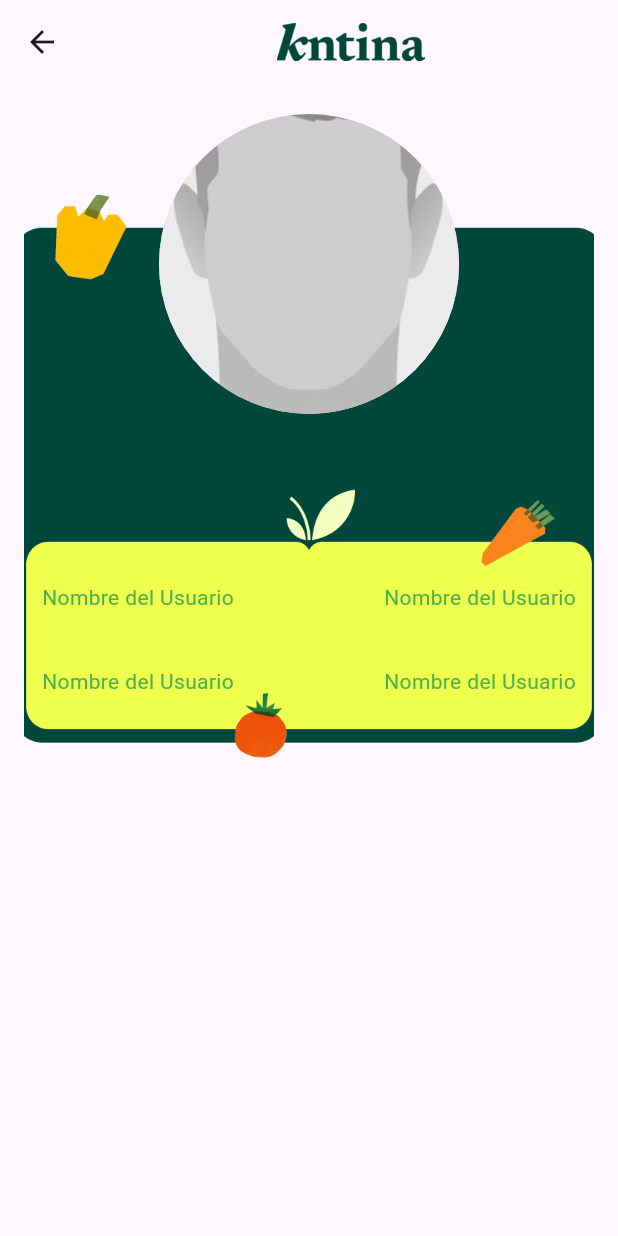
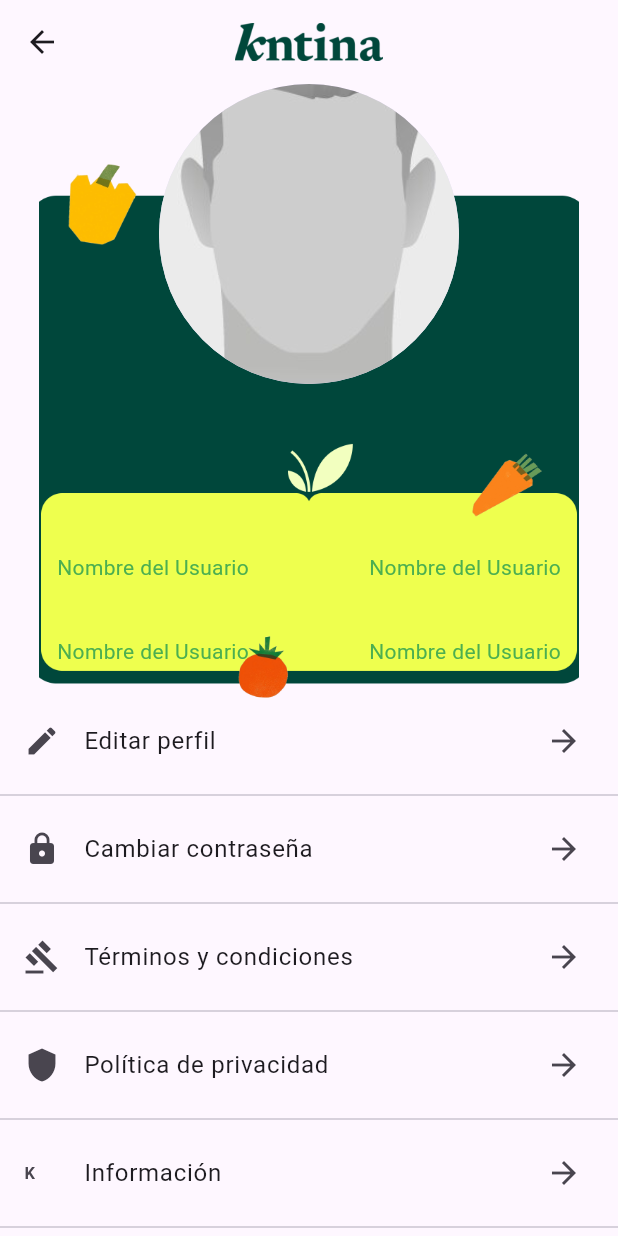
Before and after one commit to marcaixs/kntina_app, a Flutter app: the ProfilePage screen opened directly, on a phone screen of 412 x 824 dp. Run offline on Flutter 3.47's test engine with Material 3 defaults, Android fonts, the light colour scheme and no system bars; network calls fail.

Commit message:
feat: add profile menu

```diff
--- a/lib/features/auth/profile_page.dart
+++ b/lib/features/auth/profile_page.dart
@@ -12,23 +12,23 @@ class _ProfilePageState extends State<ProfilePage> {
   Widget build(BuildContext context) {
     return Scaffold(
       appBar: AppBar(
+        centerTitle: true,
         leading: IconButton(
           icon: const Icon(Icons.arrow_back),
           onPressed: () => Navigator.pop(context),
         ),
-        title: Center(child: Image.asset('assets/images/logo.png', height: 25)),
+        title:Image.asset('assets/images/logo.png', height: 25),
       ),
       body: Center(
         child: Column(
           children: [
-            SizedBox(height: 70),
+            SizedBox(height: 50),
             Stack(
               clipBehavior: Clip.none,
               children: [
-
                 Container(
-                  width: 380,
-                  height: 380,
+                  width: 360,
+                  height: 360,
                   decoration: BoxDecoration(
                     image: DecorationImage(
                       image: AssetImage('assets/images/profile_frame.png'),
@@ -36,7 +36,6 @@ class _ProfilePageState extends State<ProfilePage> {
                     ),
                   ),
                 ),
-
 
                 Positioned(
                   top: -50,
@@ -90,6 +89,59 @@ class _ProfilePageState extends State<ProfilePage> {
                 ),
               ],
             ),
+
+              Expanded(
+                child: Column(
+                  mainAxisSize: MainAxisSize.min,
+                  children: [
+                    ListTile(
+                      leading: Icon(Icons.edit), // lápiz
+                      title: Text('Editar perfil'),
+                      trailing: Icon(Icons.arrow_forward),
+                      onTap: () {},
+                    ),
+                    Divider(),
+                    ListTile(
+                      leading: Icon(Icons.lock), // candado
+                      title: Text('Cambiar contraseña'),
+                      trailing: Icon(Icons.arrow_forward),
+                      onTap: () {},
+                    ),
+                    Divider(),
+                    ListTile(
+                      leading: Icon(Icons.gavel), // martillo de juez
+                      title: Text('Términos y condiciones'),
+                      trailing: Icon(Icons.arrow_forward),
+                      onTap: () {},
+                    ),
+                    Divider(),
+                    ListTile(
+                      leading: Icon(Icons.shield), // escudo
+                      title: Text('Política de privacidad'),
+                      trailing: Icon(Icons.arrow_forward),
+                      onTap: () {},
+                    ),
+                    Divider(),
+                    ListTile(
+                      leading: Text(
+                        'K',
+                        style: TextStyle(fontWeight: FontWeight.bold),
+                      ), // letra K
+                      title: Text('Información'),
+                      trailing: Icon(Icons.arrow_forward),
+                      onTap: () {},
+                    ),
+                    Divider(),
+                    ListTile(
+                      leading: Icon(Icons.logout), // puerta con flecha
+                      title: Text('Cerrar sesión'),
+                      trailing: Icon(Icons.arrow_forward),
+                      onTap: () {},
+                    ),
+                  ],
+                ),
+              ),
+
           ],
         ),
       ),
```
